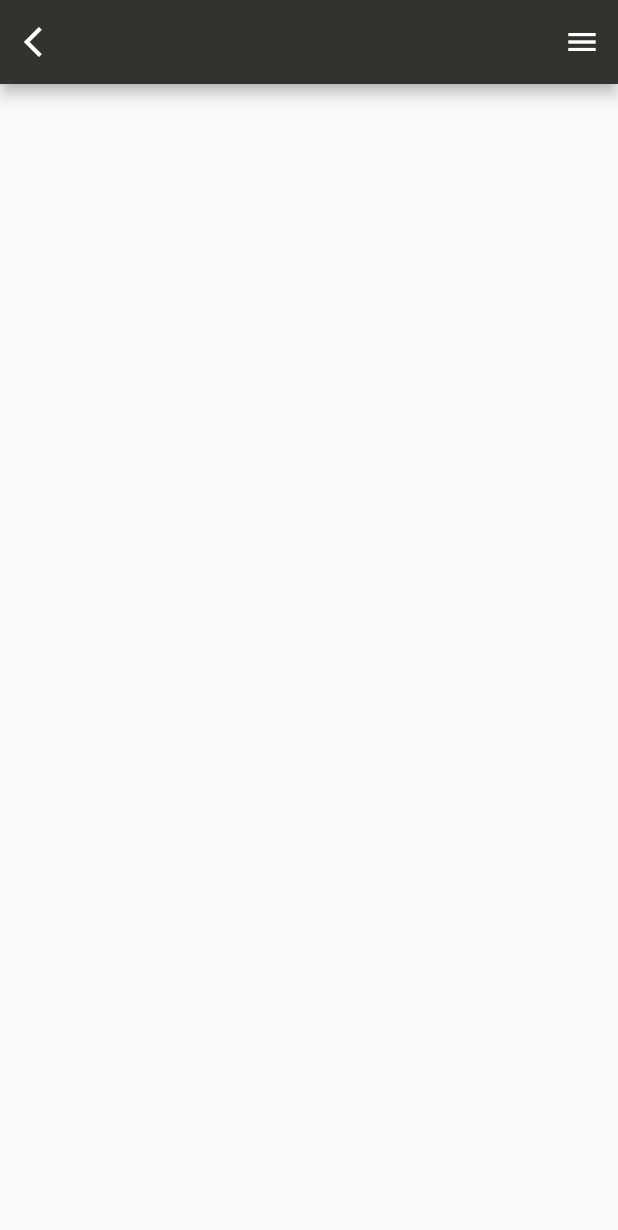
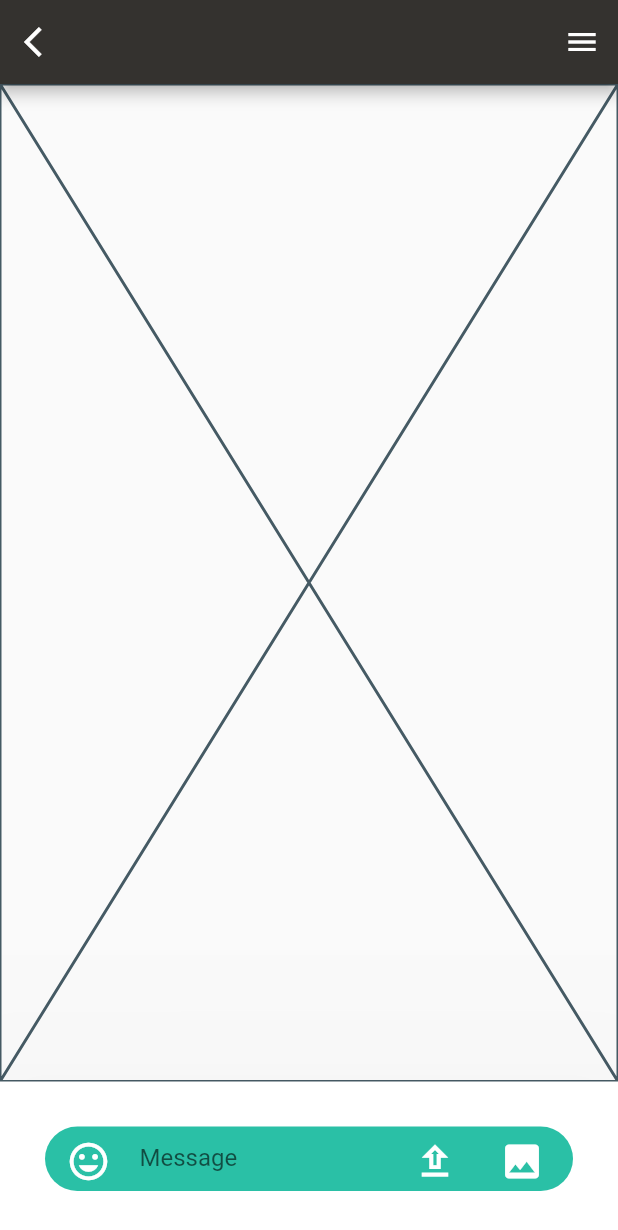
Before and after one commit to huntik22/whatsapp, a Flutter app: the page2 screen opened directly, on a phone screen of 412 x 824 dp. Shown: the top 1230 px of the screen. Run offline on Flutter 3.47's test engine with Material 2 defaults, Android fonts, the phone set to English and light mode, and no system bars; our stand-ins replace google_fonts.

```diff
--- a/lib/page2.dart
+++ b/lib/page2.dart
@@ -1,6 +1,8 @@
 import 'package:flutter/material.dart';
 import 'package:whatsapp/page1.dart';
 
+import 'widgets/bottomSection.dart';
+import 'widgets/chatSection.dart';
 import 'widgets/colors.dart';
 
 class page2 extends StatelessWidget {
@@ -25,6 +27,9 @@ class page2 extends StatelessWidget {
               icon: Icon(Icons.menu))
         ],
       ),
+      body: ChatSection(),
+
+      bottomNavigationBar:BottomSection() ,
     );
   }
 }
--- /dev/null
+++ b/lib/widgets/bottomSection.dart
@@ -0,0 +1,59 @@
+import 'package:flutter/material.dart';
+
+import 'colors.dart';
+
+class BottomSection extends StatelessWidget {
+  const BottomSection({super.key});
+
+  @override
+  Widget build(BuildContext context) {
+    return BottomAppBar(
+      padding: const EdgeInsets.all(10),
+      elevation: 200,
+      color: Colors.white,
+
+      child: Container(
+        padding: const EdgeInsets.all(20),
+        child: Row(
+          children: [
+            Expanded(
+              child: Container(
+              // padding: const EdgeInsets.all(20),
+              height: 43,
+              decoration: BoxDecoration(
+                borderRadius: const BorderRadius.all(Radius.circular(30)),
+                color: vert,
+              ),
+              child:  Row(
+                mainAxisAlignment: MainAxisAlignment.start,
+                crossAxisAlignment: CrossAxisAlignment.center,
+                children: [
+                  const SizedBox(width: 5,),
+                  IconButton(onPressed: (){}, icon: const Icon(Icons.insert_emoticon,color: Colors.white,size: 30,)),
+                  const SizedBox(width: 10,),
+                  const Expanded(
+                    child: TextField(
+                      decoration: InputDecoration(
+                        border:InputBorder.none,
+                        labelText: 'Message' ),
+                      cursorColor: Colors.white,
+
+                    )
+                  ),
+                  IconButton(onPressed: (){}, icon: const Icon(Icons.upload_outlined,color: Colors.white,size: 30,)),
+                  const SizedBox(width: 10,),
+                  IconButton(onPressed: (){}, icon: const Icon(Icons.image,color: Colors.white,size: 30,)),
+                  SizedBox(width: 10,)
+
+                  // Container()
+                ],
+              ),
+            ),
+          )
+
+          ],
+        ),
+      ),
+    );
+  }
+}
--- /dev/null
+++ b/lib/widgets/chatSection.dart
@@ -0,0 +1,10 @@
+import 'package:flutter/material.dart';
+
+class ChatSection extends StatelessWidget {
+  const ChatSection({super.key});
+
+  @override
+  Widget build(BuildContext context) {
+    return const Placeholder();
+  }
+}
```
